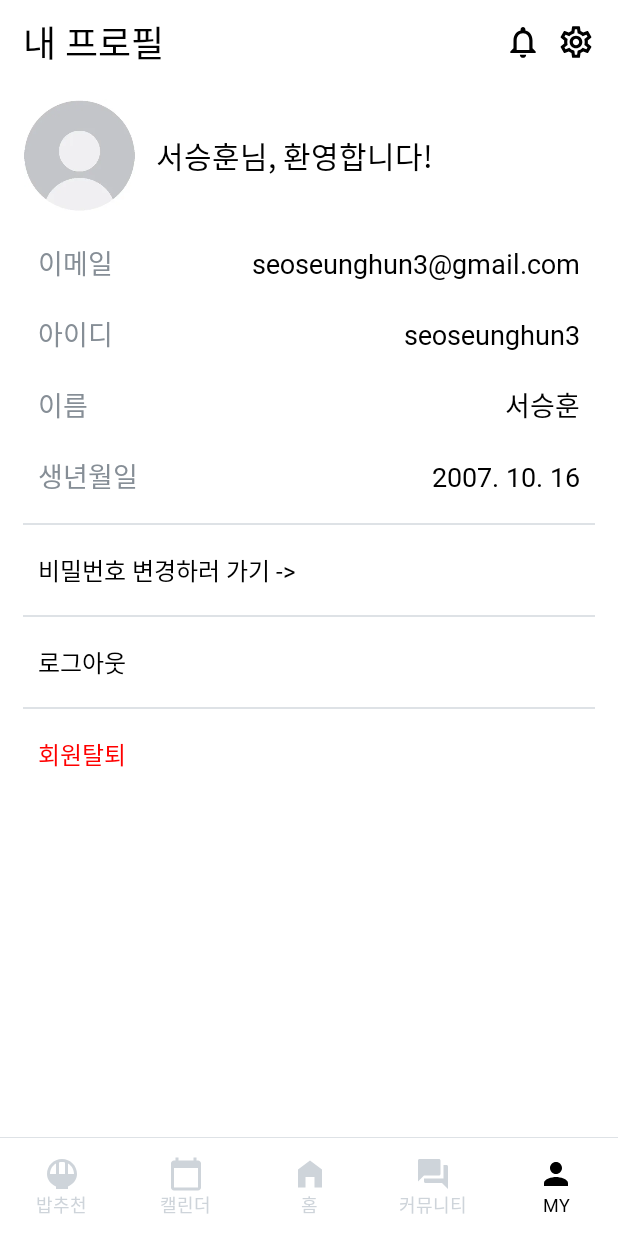
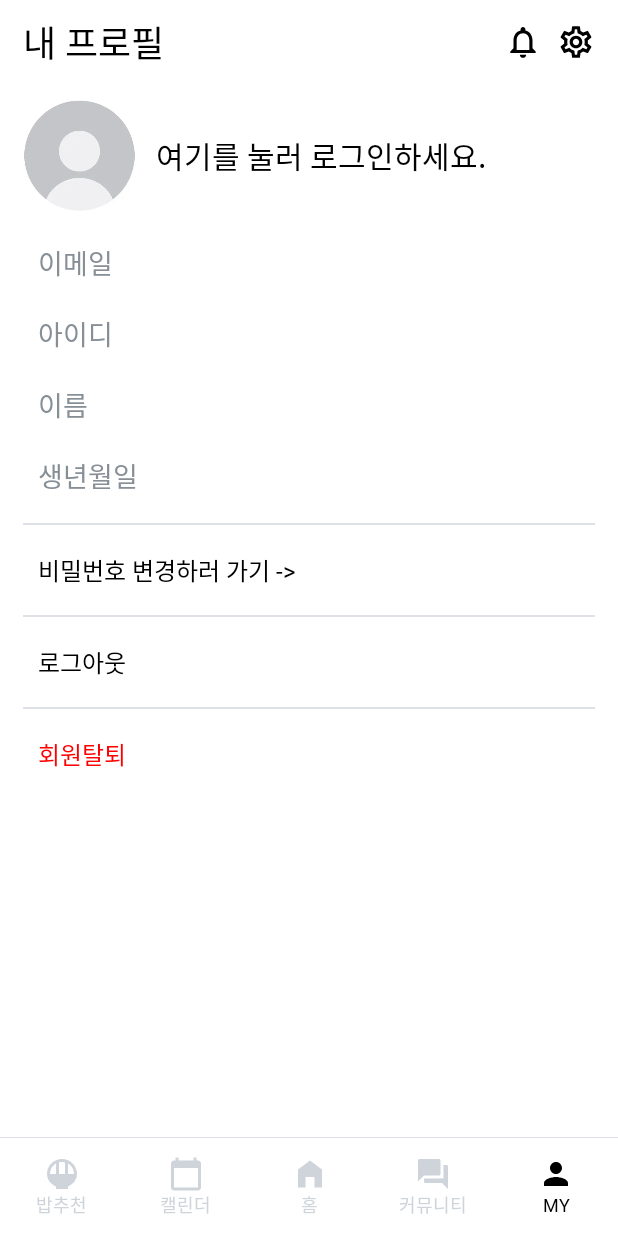
Before and after one commit to dgsw-us/us-android, an Android app: the screen it shows after launch (MainActivity), item 5 of the bottom bar chosen, on a phone screen of 412 x 824 dp. Run offline under Robolectric (Android 15) with nearby library versions, the phone set to English and light mode, and no system bars; pictures from the network do not load.

Commit message:
로그인안한상태임ㅇㅇ

```diff
--- a/presentation/src/main/res/layout/fragment_home.xml
+++ b/presentation/src/main/res/layout/fragment_home.xml
@@ -59,7 +59,7 @@
                             android:id="@+id/userName"
                             android:layout_width="wrap_content"
                             android:layout_height="wrap_content"
-                            android:text="서승훈"
+                            android:text="청년"
                             android:textSize="22sp"
                             android:textColor="@color/black"
                             android:fontFamily="@font/pretendard_semibold"
--- a/presentation/src/main/res/layout/fragment_my.xml
+++ b/presentation/src/main/res/layout/fragment_my.xml
@@ -61,7 +61,7 @@
                     <TextView
                         android:layout_width="wrap_content"
                         android:layout_height="wrap_content"
-                        android:text="서승훈님, 환영합니다!"
+                        android:text="여기를 눌러 로그인하세요."
                         android:textSize="20sp"
                         android:textColor="@color/black"
                         android:fontFamily="@font/pretendard_semibold"
@@ -87,7 +87,7 @@
                 <TextView
                     android:layout_width="wrap_content"
                     android:layout_height="wrap_content"
-                    android:text="seoseunghun3@gmail.com"
+                    tools:text="seoseunghun3@gmail.com"
                     android:textSize="18sp"
                     android:textColor="@color/black"
                     android:layout_marginTop="20dp"
@@ -112,7 +112,7 @@
                 <TextView
                     android:layout_width="wrap_content"
                     android:layout_height="wrap_content"
-                    android:text="seoseunghun3"
+                    tools:text="seoseunghun3"
                     android:textSize="18sp"
                     android:textColor="@color/black"
                     android:layout_marginTop="20dp"
@@ -137,7 +137,7 @@
                 <TextView
                     android:layout_width="wrap_content"
                     android:layout_height="wrap_content"
-                    android:text="서승훈"
+                    tools:text="서승훈"
                     android:textSize="18sp"
                     android:textColor="@color/black"
                     android:layout_marginTop="20dp"
@@ -163,7 +163,7 @@
                 <TextView
                     android:layout_width="wrap_content"
                     android:layout_height="wrap_content"
-                    android:text="2007. 10. 16"
+                    tools:text="2007. 10. 16"
                     android:textSize="18sp"
                     android:textColor="@color/black"
                     android:layout_marginTop="20dp"
```
